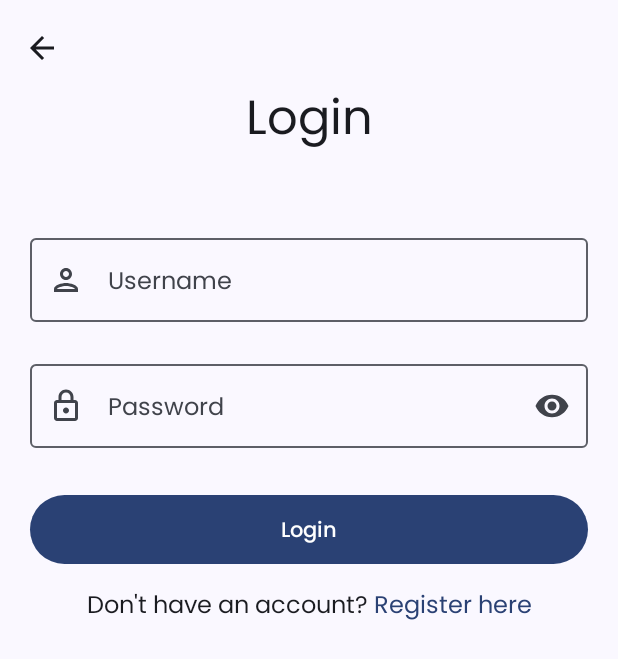
After one commit to ajailani4/moodify-android, an Android app built with Jetpack Compose: the composable LoginScreen shown on its own in the app's theme, on a phone screen of 412 x 824 dp. The commit adds this screen. Shown: the top 659 px of the screen. Run offline under Robolectric (Android 15) with nearby library versions, the phone set to English and light mode, and no system bars.

Commit message:
Add login screen UI

```diff
--- /dev/null
+++ b/app/src/main/java/com/ajailani/moodify/ui/feature/login/LoginScreen.kt
@@ -0,0 +1,142 @@
+package com.ajailani.moodify.ui.feature.login
+
+import androidx.compose.foundation.layout.*
+import androidx.compose.foundation.rememberScrollState
+import androidx.compose.foundation.text.ClickableText
+import androidx.compose.foundation.text.KeyboardOptions
+import androidx.compose.foundation.verticalScroll
+import androidx.compose.material.icons.Icons
+import androidx.compose.material.icons.filled.ArrowBack
+import androidx.compose.material.icons.filled.Visibility
+import androidx.compose.material.icons.filled.VisibilityOff
+import androidx.compose.material.icons.outlined.Lock
+import androidx.compose.material.icons.outlined.Person
+import androidx.compose.material3.*
+import androidx.compose.runtime.Composable
+import androidx.compose.runtime.remember
+import androidx.compose.ui.Alignment
+import androidx.compose.ui.Modifier
+import androidx.compose.ui.res.stringResource
+import androidx.compose.ui.text.SpanStyle
+import androidx.compose.ui.text.buildAnnotatedString
+import androidx.compose.ui.text.input.KeyboardType
+import androidx.compose.ui.text.input.PasswordVisualTransformation
+import androidx.compose.ui.text.input.VisualTransformation
+import androidx.compose.ui.text.style.TextAlign
+import androidx.compose.ui.text.withStyle
+import androidx.compose.ui.unit.dp
+import com.ajailani.moodify.R
+import com.ajailani.moodify.ui.feature.register.RegisterEvent
+import kotlinx.coroutines.launch
+
+@OptIn(ExperimentalMaterial3Api::class)
+@Composable
+fun LoginScreen() {
+    val snackbarHostState = remember { SnackbarHostState() }
+
+    Scaffold(
+        snackbarHost = { SnackbarHost(hostState = snackbarHostState) }
+    ) { innerPadding ->
+        Column(
+            modifier = Modifier
+                .fillMaxSize()
+                .padding(innerPadding)
+                .verticalScroll(rememberScrollState())
+        ) {
+            IconButton(
+                modifier = Modifier.padding(top = 8.dp, start = 4.dp),
+                onClick = {}
+            ) {
+                Icon(
+                    imageVector = Icons.Default.ArrowBack,
+                    contentDescription = "Back icon"
+                )
+            }
+            Column(
+                modifier = Modifier.padding(horizontal = 20.dp),
+                horizontalAlignment = Alignment.CenterHorizontally
+            ) {
+                Text(
+                    text = stringResource(id = R.string.login),
+                    textAlign = TextAlign.Center,
+                    style = MaterialTheme.typography.headlineLarge
+                )
+                Spacer(modifier = Modifier.height(50.dp))
+                OutlinedTextField(
+                    modifier = Modifier.fillMaxWidth(),
+                    value = "",
+                    onValueChange = {},
+                    label = {
+                        Text(text = stringResource(id = R.string.username))
+                    },
+                    leadingIcon = {
+                        Icon(
+                            imageVector = Icons.Outlined.Person,
+                            contentDescription = "Username icon"
+                        )
+                    },
+                    singleLine = true
+                )
+                Spacer(modifier = Modifier.height(20.dp))
+                OutlinedTextField(
+                    modifier = Modifier.fillMaxWidth(),
+                    value = "",
+                    onValueChange = {},
+                    label = {
+                        Text(text = stringResource(id = R.string.password))
+                    },
+                    leadingIcon = {
+                        Icon(
+                            imageVector = Icons.Outlined.Lock,
+                            contentDescription = "Email icon"
+                        )
+                    },
+                    trailingIcon = {
+                        IconButton(
+                            onClick = {}
+                        ) {
+                            Icon(
+                                imageVector = Icons.Default.Visibility,
+                                contentDescription = "Password visibility icon"
+                            )
+                        }
+                    },
+                    singleLine = true,
+                    keyboardOptions = KeyboardOptions(
+                        keyboardType = KeyboardType.Password
+                    ),
+                    visualTransformation = PasswordVisualTransformation()
+                )
+                Spacer(modifier = Modifier.height(30.dp))
+                Button(
+                    modifier = Modifier.fillMaxWidth(),
+                    onClick = {}
+                ) {
+                    Text(
+                        modifier = Modifier.padding(5.dp),
+                        text = stringResource(id = R.string.login)
+                    )
+                }
+                Spacer(modifier = Modifier.height(15.dp))
+                ClickableText(
+                    text = buildAnnotatedString {
+                        append(stringResource(id = R.string.have_no_account))
+                        append(" ")
+
+                        withStyle(
+                            style = SpanStyle(
+                                color = MaterialTheme.colorScheme.primary
+                            )
+                        ) {
+                            append(stringResource(id = R.string.register_here))
+                        }
+                    },
+                    style = MaterialTheme.typography.bodyLarge.copy(
+                        color = MaterialTheme.colorScheme.onBackground
+                    ),
+                    onClick = {}
+                )
+            }
+        }
+    }
+}
--- a/app/src/main/res/values/strings.xml
+++ b/app/src/main/res/values/strings.xml
@@ -5,13 +5,19 @@
     <string name="track_your_moods">Track your moods and get the recommended activities</string>
     <string name="login">Login</string>
     <string name="register">Register</string>
+
     <string name="name">Name</string>
     <string name="email">Email</string>
     <string name="username">Username</string>
     <string name="password">Password</string>
+
     <string name="have_account">Have an account?</string>
     <string name="login_here">Login here</string>
+    <string name="have_no_account">Don\'t have an account?</string>
+    <string name="register_here">Register here</string>
+
     <string name="fill_the_form">Please fill the form completely</string>
     <string name="username_already_exists">Username already exists. Try another username</string>
+    <string name="incorrect_username_or_pass">Username or password is incorrect</string>
     <string name="something_wrong_happened">Sorry, something wrong happened</string>
 </resources>
```
Also changed, not shown: 1 other file.
